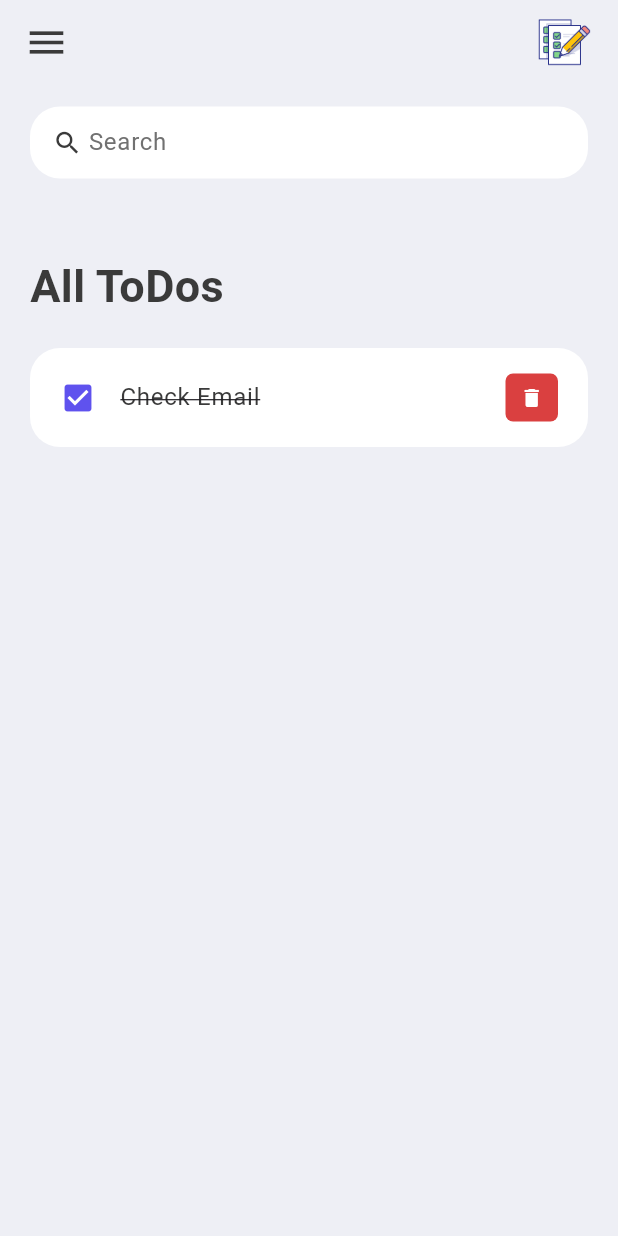
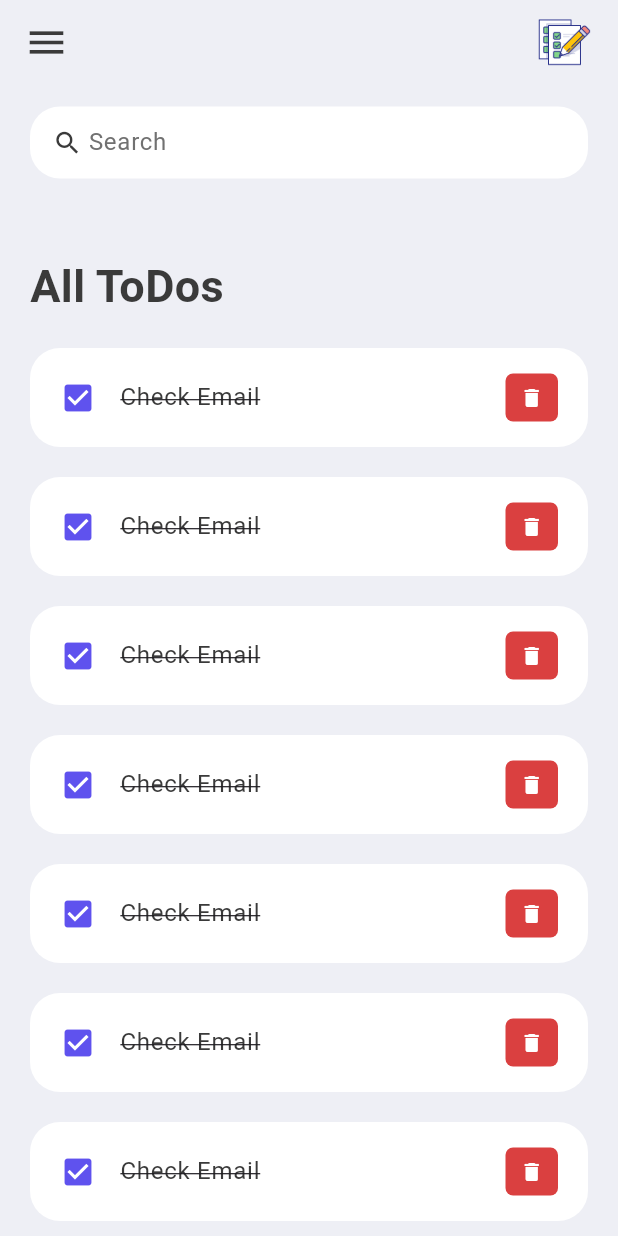
Before and after one commit to codeby-vikrant/Task-2-To-Do-List-App, a Flutter app: the screen it shows after launch, on a phone screen of 412 x 824 dp. Run offline on Flutter 3.47's test engine with Material 3 defaults, Android fonts, the phone set to English and light mode, and no system bars.

Commit message:
made the do list bigger

```diff
--- a/lib/screens/home.dart
+++ b/lib/screens/home.dart
@@ -28,7 +28,14 @@ class HomeScreen extends StatelessWidget {
                             fontWeight: FontWeight.bold),
                       ),
                     ),
-                    const ToDoItem()
+                    const ToDoItem(),
+                    const ToDoItem(),
+                    const ToDoItem(),
+                    const ToDoItem(),
+                    const ToDoItem(),
+                    const ToDoItem(),
+                    const ToDoItem(),
+                    const ToDoItem(),
                   ],
                 ),
               )
--- a/lib/widgets/todo_items.dart
+++ b/lib/widgets/todo_items.dart
@@ -7,6 +7,7 @@ class ToDoItem extends StatelessWidget {
   @override
   Widget build(BuildContext context) {
     return Container(
+      margin: const EdgeInsets.only(bottom: 20),
       child: ListTile(
         onTap: () {
           print("Clicked on todo item");
```
